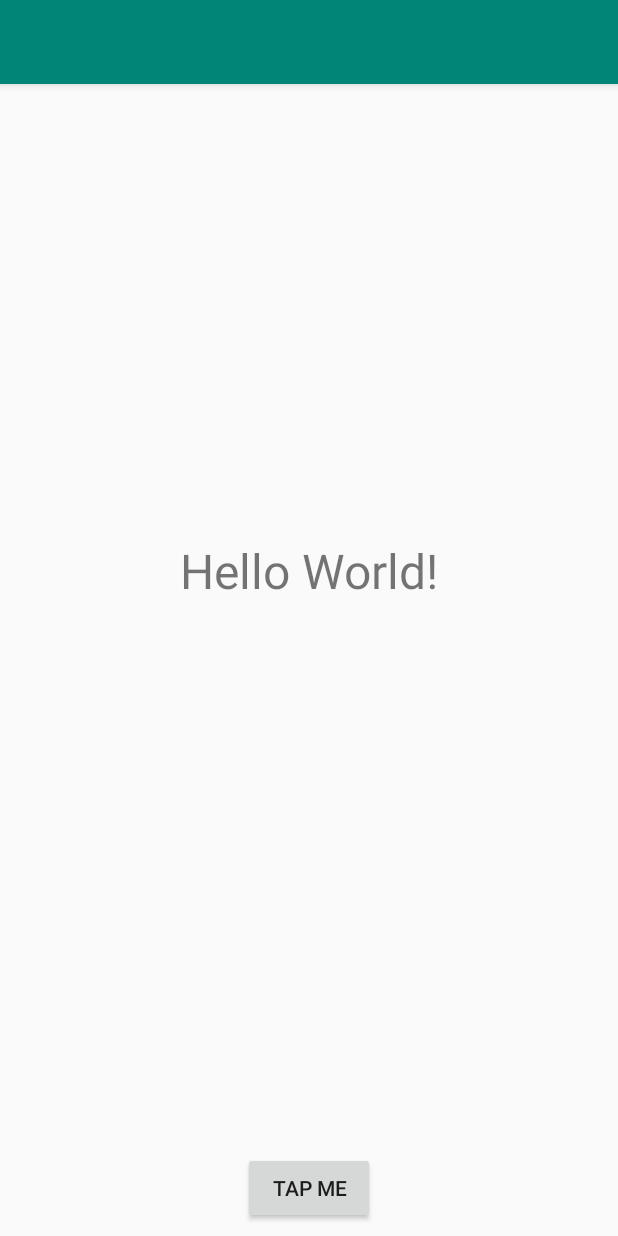
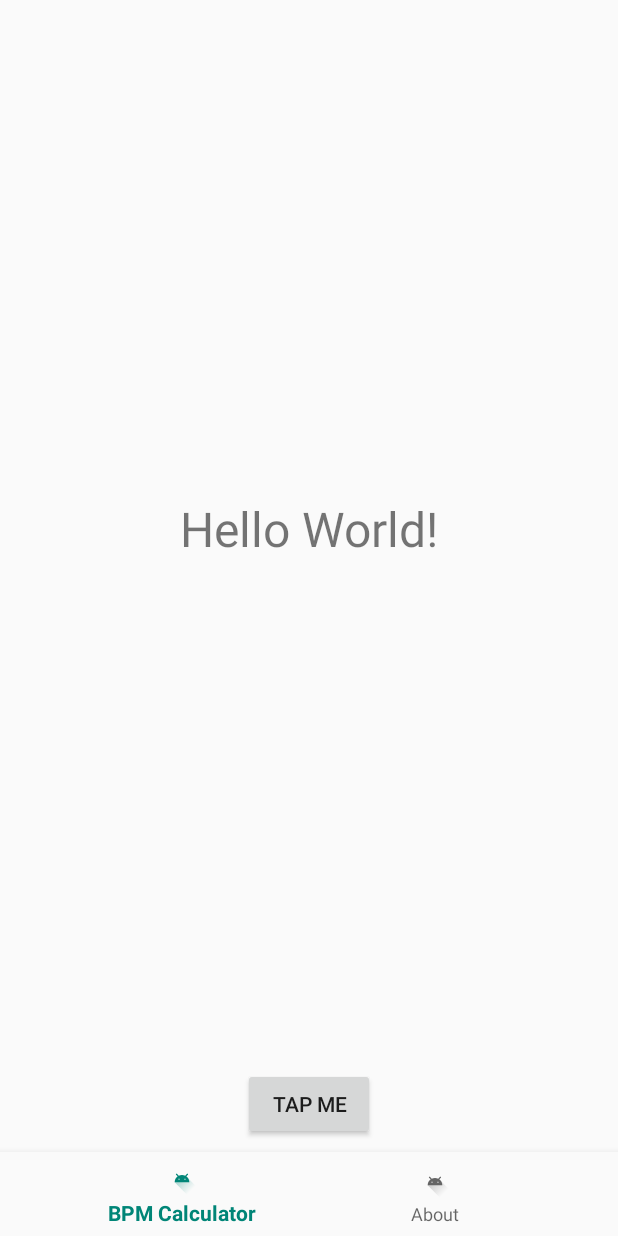
Before and after one commit to mercuriete/android-musician-tools, an Android app: the screen it shows after launch (MainActivity), on a phone screen of 412 x 824 dp. Run offline under Robolectric (Android 15) with nearby library versions, the phone set to English and light mode, and no system bars; our stand-ins replace Dagger/Hilt's generated code, navigation-ui.

Commit message:
doing button navigation

```diff
--- a/app/build.gradle
+++ b/app/build.gradle
@@ -28,7 +28,7 @@ android {
         applicationId "org.mercuriete.musiciantools"
         minSdkVersion 21
         targetSdkVersion 29
-        versionCode 1
+        versionCode 2
         versionName project.version_name
         testInstrumentationRunner "androidx.test.runner.AndroidJUnitRunner"
     }
@@ -46,9 +46,11 @@ android {
 dependencies {
     implementation fileTree(dir: 'libs', include: ['*.jar'])
     implementation"org.jetbrains.kotlin:kotlin-stdlib-jdk7:$kotlin_version"
-    implementation 'androidx.appcompat:appcompat:1.0.2'
+    implementation 'androidx.appcompat:appcompat:1.1.0'
     implementation 'androidx.constraintlayout:constraintlayout:1.1.3'
     implementation 'com.google.android.material:material:1.0.0'
+    implementation 'android.arch.navigation:navigation-fragment:1.0.0'
+    implementation 'android.arch.navigation:navigation-ui:1.0.0'
     testImplementation 'junit:junit:4.12'
     androidTestImplementation 'androidx.test.ext:junit:1.1.1'
     androidTestImplementation 'androidx.test:core:1.2.0'
--- a/app/src/main/java/org/mercuriete/musiciantools/MainActivity.kt
+++ b/app/src/main/java/org/mercuriete/musiciantools/MainActivity.kt
@@ -1,27 +1,20 @@
 package org.mercuriete.musiciantools
 
 import android.os.Bundle
+import androidx.navigation.Navigation
+import androidx.navigation.ui.NavigationUI
 import dagger.android.support.DaggerAppCompatActivity
-import org.mercuriete.musiciantools.bpmcalculator.BPMCalculatorFragment
-import org.mercuriete.musiciantools.util.replaceFragmentInActivity
-import javax.inject.Inject
+import kotlinx.android.synthetic.main.main_activity.*
+
 
 class MainActivity : DaggerAppCompatActivity() {
-
-    @Inject
-    lateinit var injectedFragment: BPMCalculatorFragment
 
     override fun onCreate(savedInstanceState: Bundle?) {
         super.onCreate(savedInstanceState)
 
         setContentView(R.layout.main_activity)
 
-
-        val bpmCalculatorFragment = supportFragmentManager.findFragmentById(R.id.content)
-            as BPMCalculatorFragment? ?: injectedFragment.also {
-            replaceFragmentInActivity(it, R.id.content)
-        }
-
+        val navController = Navigation.findNavController(this, R.id.content)
+        NavigationUI.setupWithNavController(navigation, navController)
     }
-
 }
--- a/app/src/main/java/org/mercuriete/musiciantools/bpmcalculator/BPMCalculatorFragment.kt
+++ b/app/src/main/java/org/mercuriete/musiciantools/bpmcalculator/BPMCalculatorFragment.kt
@@ -37,9 +37,9 @@ class BPMCalculatorFragment @Inject constructor() : DaggerFragment(), BPMCalcula
     }
 
     override fun onDestroy() {
-        super.onDestroy()
         presenter.dropView()  //prevent leaking activity in
         // case presenter is orchestrating a long running task
+        super.onDestroy()
     }
 
 }
--- a/app/src/main/java/org/mercuriete/musiciantools/util/AppCompatActivityExt.kt
+++ /dev/null
@@ -1,59 +0,0 @@
-/*
- * Copyright (C) 2017 The Android Open Source Project
- *
- * Licensed under the Apache License, Version 2.0 (the "License");
- * you may not use this file except in compliance with the License.
- * You may obtain a copy of the License at
- *
- *      http://www.apache.org/licenses/LICENSE-2.0
- *
- * Unless required by applicable law or agreed to in writing, software
- * distributed under the License is distributed on an "AS IS" BASIS,
- * WITHOUT WARRANTIES OR CONDITIONS OF ANY KIND, either express or implied.
- * See the License for the specific language governing permissions and
- * limitations under the License.
- */
-package org.mercuriete.musiciantools.util
-
-import androidx.annotation.IdRes
-import androidx.fragment.app.Fragment
-import androidx.fragment.app.FragmentManager
-import androidx.fragment.app.FragmentTransaction
-import androidx.appcompat.app.ActionBar
-import androidx.appcompat.app.AppCompatActivity
-
-/**
- * The `fragment` is added to the container view with id `frameId`. The operation is
- * performed by the `fragmentManager`.
- */
-fun AppCompatActivity.replaceFragmentInActivity(fragment: Fragment, @IdRes frameId: Int) {
-    supportFragmentManager.transact {
-        replace(frameId, fragment)
-    }
-}
-
-/**
- * The `fragment` is added to the container view with tag. The operation is
- * performed by the `fragmentManager`.
- */
-fun AppCompatActivity.addFragmentToActivity(fragment: Fragment, tag: String) {
-    supportFragmentManager.transact {
-        add(fragment, tag)
-    }
-}
-
-fun AppCompatActivity.setupActionBar(@IdRes toolbarId: Int, action: ActionBar.() -> Unit) {
-    setSupportActionBar(findViewById(toolbarId))
-    supportActionBar?.run {
-        action()
-    }
-}
-
-/**
- * Runs a FragmentTransaction, then calls commit().
- */
-private inline fun FragmentManager.transact(action: FragmentTransaction.() -> Unit) {
-    beginTransaction().apply {
-        action()
-    }.commit()
-}
--- a/app/src/main/res/layout/main_activity.xml
+++ b/app/src/main/res/layout/main_activity.xml
@@ -1,5 +1,5 @@
 <?xml version="1.0" encoding="utf-8"?>
-<androidx.coordinatorlayout.widget.CoordinatorLayout xmlns:android="http://schemas.android.com/apk/res/android"
+<androidx.constraintlayout.widget.ConstraintLayout xmlns:android="http://schemas.android.com/apk/res/android"
     xmlns:app="http://schemas.android.com/apk/res-auto"
     xmlns:tools="http://schemas.android.com/tools"
     android:layout_width="match_parent"
@@ -7,24 +7,36 @@
     tools:context=".MainActivity">
 
     <com.google.android.material.appbar.AppBarLayout
+        android:id="@+id/app_bar"
         android:layout_width="match_parent"
+        android:layout_height="0dp"
+        android:theme="@style/AppTheme.AppBarOverlay"
+        app:layout_constraintBottom_toTopOf="@+id/content"
+        app:layout_constraintTop_toTopOf="parent"
+        app:layout_constraintVertical_weight="10" />
+
+    <fragment
+        android:id="@+id/content"
+        android:name="androidx.navigation.fragment.NavHostFragment"
+        android:layout_width="0dp"
+        android:layout_height="0dp"
+        app:defaultNavHost="true"
+        app:layout_constraintBottom_toTopOf="@+id/navigation"
+        app:layout_constraintEnd_toEndOf="parent"
+        app:layout_constraintStart_toStartOf="parent"
+        app:layout_constraintTop_toTopOf="parent"
+        app:navGraph="@navigation/nav_graph" />
+
+    <com.google.android.material.bottomnavigation.BottomNavigationView
+        android:id="@+id/navigation"
+        android:layout_width="0dp"
         android:layout_height="wrap_content"
-        android:theme="@style/AppTheme.AppBarOverlay">
+        android:layout_marginStart="0dp"
+        android:layout_marginEnd="0dp"
+        android:background="?android:attr/windowBackground"
+        app:layout_constraintBottom_toBottomOf="parent"
+        app:layout_constraintLeft_toLeftOf="parent"
+        app:layout_constraintRight_toRightOf="parent"
+        app:menu="@menu/bottom_navigation_menu" />
 
-        <androidx.appcompat.widget.Toolbar
-            android:id="@+id/toolbar"
-            android:layout_width="match_parent"
-            android:layout_height="?attr/actionBarSize"
-            android:background="?attr/colorPrimary"
-            app:popupTheme="@style/AppTheme.PopupOverlay" />
-
-    </com.google.android.material.appbar.AppBarLayout>
-
-    <LinearLayout
-        android:id="@+id/content"
-        android:layout_width="match_parent"
-        android:layout_height="match_parent"
-        android:orientation="vertical" />
-
-
-</androidx.coordinatorlayout.widget.CoordinatorLayout>
+</androidx.constraintlayout.widget.ConstraintLayout>
--- /dev/null
+++ b/app/src/main/res/menu/bottom_navigation_menu.xml
@@ -0,0 +1,14 @@
+<?xml version="1.0" encoding="utf-8"?>
+<menu xmlns:android="http://schemas.android.com/apk/res/android"
+    xmlns:app="http://schemas.android.com/apk/res-auto">
+    <item
+        android:id="@+id/BPMCalculatorFragment"
+        android:icon="@drawable/ic_launcher_foreground"
+        android:title="@string/bmp_calculator"
+        app:showAsAction="ifRoom|withText" />
+    <item
+        android:id="@+id/AboutMeFragment"
+        android:icon="@drawable/ic_launcher_foreground"
+        android:title="@string/about"
+        app:showAsAction="ifRoom|withText" />
+</menu>
--- /dev/null
+++ b/app/src/main/res/navigation/nav_graph.xml
@@ -0,0 +1,14 @@
+<?xml version="1.0" encoding="utf-8"?>
+<navigation xmlns:android="http://schemas.android.com/apk/res/android"
+    xmlns:app="http://schemas.android.com/apk/res-auto" android:id="@+id/nav_graph.xml"
+    app:startDestination="@id/BPMCalculatorFragment">
+
+    <fragment
+        android:id="@+id/BPMCalculatorFragment"
+        android:name="org.mercuriete.musiciantools.bpmcalculator.BPMCalculatorFragment"
+        android:label="BPMCalculatorFragment" />
+    <fragment
+        android:id="@+id/AboutMeFragment"
+        android:name="org.mercuriete.musiciantools.aboutme.AboutMeFragment"
+        android:label="AboutMeFragment" />
+</navigation>
--- a/app/src/main/res/values/strings.xml
+++ b/app/src/main/res/values/strings.xml
@@ -3,4 +3,7 @@
     <string name="action_settings">Settings</string>
     <string name="tap_me">Tap me</string>
     <string name="hello">Hello World!</string>
+    <string name="bmp_calculator">BPM Calculator</string>
+    <string name="about">About</string>
+    <string name="about_me">This app is awesome!</string>
 </resources>
--- a/build.gradle
+++ b/build.gradle
@@ -2,7 +2,7 @@
 
 buildscript {
     ext.kotlin_version = '1.3.41'
-    ext.version_name = '1.0.0'
+    ext.version_name = '19.10.13'
     repositories {
         google()
         jcenter()
@@ -10,7 +10,7 @@ buildscript {
     dependencies {
         classpath 'com.android.tools.build:gradle:3.4.2'
         classpath "org.jetbrains.kotlin:kotlin-gradle-plugin:$kotlin_version"
-        classpath "org.sonarsource.scanner.gradle:sonarqube-gradle-plugin:2.7.1"
+        classpath "org.sonarsource.scanner.gradle:sonarqube-gradle-plugin:2.8"
         classpath "com.dicedmelon.gradle:jacoco-android:0.1.4"
 
         // NOTE: Do not place your application dependencies here; they belong
```
Also changed, not shown: app/src/main/java/org/mercuriete/musiciantools/aboutme/AboutMeContract.kt (added, +12 -0 lines), app/src/main/java/org/mercuriete/musiciantools/aboutme/AboutMeFragment.kt (added, +19 -0 lines), app/src/main/java/org/mercuriete/musiciantools/aboutme/AboutMeModule.kt (added, +11 -0 lines), app/src/main/java/org/mercuriete/musiciantools/di/ActivityBindingModule.kt (+8 -5 lines), app/src/main/res/layout/about_me_fragment.xml (added, +24 -0 lines).
